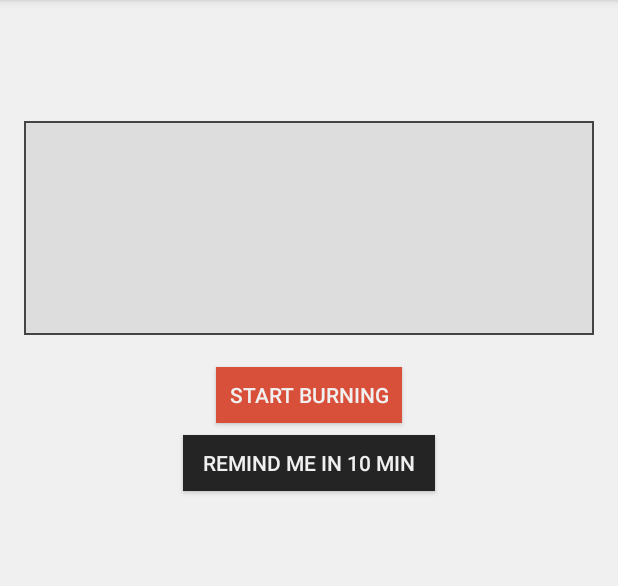
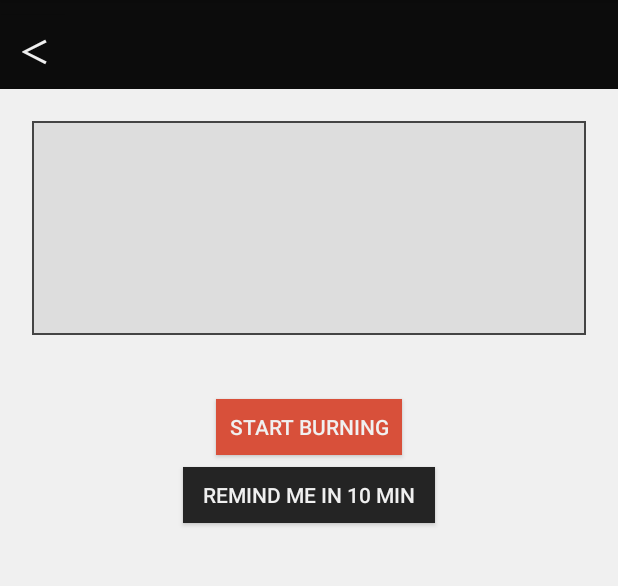
Before and after one commit to uciii/burn-calorie, an Android app: the fragment FragmentActivityDetail shown on its own in the app's theme, on a phone screen of 412 x 824 dp, the part 84-670 px from its top. Run offline under Robolectric (Android 15) with nearby library versions, the phone set to English and light mode, and no system bars; our stand-ins replace data binding.

Commit message:
add back button on detail activity

```diff
--- a/app/src/main/java/id/ac/ui/cs/mobileprogramming/yama/burncalorie/FragmentActivityDetail.java
+++ b/app/src/main/java/id/ac/ui/cs/mobileprogramming/yama/burncalorie/FragmentActivityDetail.java
@@ -26,7 +26,7 @@ import id.ac.ui.cs.mobileprogramming.yama.burncalorie.databinding.FragmentActivi
 
 public class FragmentActivityDetail extends Fragment {
     private FragmentActivityDetailBinding binding;
-    Button button;
+    Button remind, back;
 
     public FragmentActivityDetail() {
     }
@@ -42,8 +42,8 @@ public class FragmentActivityDetail extends Fragment {
                 false);
         View v = binding.getRoot();
 
-        button = v.findViewById(R.id.remind);
-        button.setOnClickListener(f -> {
+        remind = v.findViewById(R.id.remind);
+        remind.setOnClickListener(f -> {
             Intent intent = new Intent(getActivity(), ReminderBroadcast.class);
             PendingIntent pendingIntent =
                     PendingIntent.getBroadcast(getActivity(), 0, intent, 0);
@@ -58,6 +58,11 @@ public class FragmentActivityDetail extends Fragment {
                     pendingIntent);
 
             Toast.makeText(this.getActivity(), "Reminder Set!", Toast.LENGTH_SHORT).show();
+        });
+
+        back = v.findViewById(R.id.back);
+        back.setOnClickListener(f2 ->{
+            getActivity().onBackPressed();
         });
 
         return v;
--- a/app/src/main/res/layout/fragment_activity_detail.xml
+++ b/app/src/main/res/layout/fragment_activity_detail.xml
@@ -1,29 +1,49 @@
 <?xml version="1.0" encoding="utf-8"?>
-<layout xmlns:tools="http://schemas.android.com/tools"
+<layout xmlns:app="http://schemas.android.com/apk/res-auto"
+    xmlns:tools="http://schemas.android.com/tools"
     xmlns:android="http://schemas.android.com/apk/res/android">
     <LinearLayout
         android:layout_width="match_parent"
         android:layout_height="match_parent"
         android:gravity="center_horizontal"
         android:orientation="vertical"
-        android:padding="@dimen/normalPadding"
         android:background="@color/primaryWhite"
         tools:context=".FragmentActivityDetail">
 
-        <TextView
-            android:id="@+id/pageTitle"
-            android:layout_width="wrap_content"
+        <LinearLayout
+            android:layout_width="match_parent"
             android:layout_height="wrap_content"
-            android:textSize="32sp"
-            android:textColor="@color/backGround"
-            android:textStyle="bold"
-            tools:text="Activity Detail"/>
+            android:orientation="horizontal"
+            android:background="@color/backGround">
+
+            <Button
+                android:id="@+id/back"
+                android:layout_width="45dp"
+                android:layout_height="wrap_content"
+                android:background="@color/backGround"
+                android:text="＜"
+                android:textColor="@color/primaryWhite"
+                android:textSize="20sp"
+                android:textStyle="bold" />
+
+            <TextView
+                android:id="@+id/pageTitle"
+                android:layout_width="362dp"
+                android:layout_height="wrap_content"
+                android:textColor="@color/primaryWhite"
+                android:paddingVertical="@dimen/smallPadding"
+                android:paddingLeft="50dp"
+                android:textSize="32sp"
+                android:textStyle="bold"
+                tools:text="Activity Detail" />
+
+        </LinearLayout>
 
         <LinearLayout
             android:layout_width="match_parent"
             android:layout_height="wrap_content"
             android:orientation="vertical"
-            android:layout_marginTop="@dimen/normalMargin"
+            android:layout_margin="@dimen/normalMargin"
             android:padding="@dimen/smallPadding"
             android:paddingBottom="@dimen/normalPadding"
             android:background="@drawable/border_dark_grey">
@@ -72,7 +92,7 @@
                 android:layout_marginTop="7dp"
                 android:textSize="12sp"
                 android:textStyle="bold"
-                tools:text="B﻿urn N Calories / hour" />
+                tools:text="Burn N Calories / hour" />
 
         </LinearLayout>
 
```
